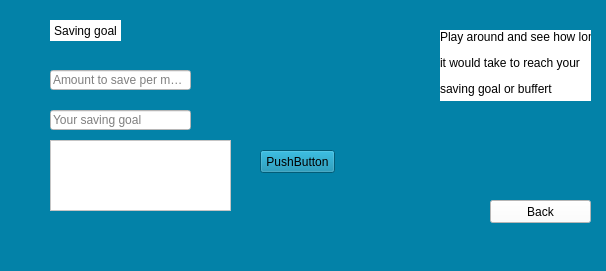
Old version of the form View/savinggoal.ui in the repository wilcer1/STMP.
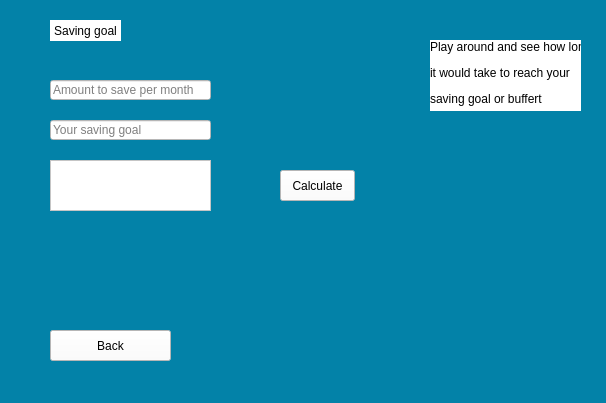
New version of the form.

Patch:
```diff
--- a/View/savinggoal.ui
+++ b/View/savinggoal.ui
@@ -7,7 +7,7 @@
     <x>0</x>
     <y>0</y>
     <width>606</width>
-    <height>271</height>
+    <height>403</height>
    </rect>
   </property>
   <property name="windowTitle">
@@ -43,8 +43,8 @@
     <property name="geometry">
      <rect>
       <x>50</x>
-      <y>70</y>
-      <width>141</width>
+      <y>80</y>
+      <width>161</width>
       <height>20</height>
      </rect>
     </property>
@@ -68,8 +68,8 @@
     <property name="geometry">
      <rect>
       <x>50</x>
-      <y>110</y>
-      <width>141</width>
+      <y>120</y>
+      <width>161</width>
       <height>20</height>
      </rect>
     </property>
@@ -83,8 +83,8 @@
    <widget class="QLabel" name="label_3">
     <property name="geometry">
      <rect>
-      <x>440</x>
-      <y>30</y>
+      <x>430</x>
+      <y>40</y>
       <width>151</width>
       <height>71</height>
      </rect>
@@ -108,10 +108,10 @@
    <widget class="QPushButton" name="pushButton">
     <property name="geometry">
      <rect>
-      <x>490</x>
-      <y>200</y>
-      <width>101</width>
-      <height>23</height>
+      <x>50</x>
+      <y>330</y>
+      <width>121</width>
+      <height>31</height>
      </rect>
     </property>
     <property name="styleSheet">
@@ -124,10 +124,10 @@
    <widget class="QPushButton" name="pushButton_2">
     <property name="geometry">
      <rect>
-      <x>260</x>
-      <y>150</y>
+      <x>280</x>
+      <y>170</y>
       <width>75</width>
-      <height>23</height>
+      <height>31</height>
      </rect>
     </property>
     <property name="minimumSize">
@@ -136,17 +136,20 @@
       <height>0</height>
      </size>
     </property>
+    <property name="styleSheet">
+     <string notr="true">background-color: rgb(255, 255, 255);</string>
+    </property>
     <property name="text">
-     <string>PushButton</string>
+     <string>Calculate</string>
     </property>
    </widget>
    <widget class="QTextBrowser" name="textBrowser">
     <property name="geometry">
      <rect>
       <x>50</x>
-      <y>140</y>
-      <width>181</width>
-      <height>71</height>
+      <y>160</y>
+      <width>161</width>
+      <height>51</height>
      </rect>
     </property>
     <property name="styleSheet">
```
